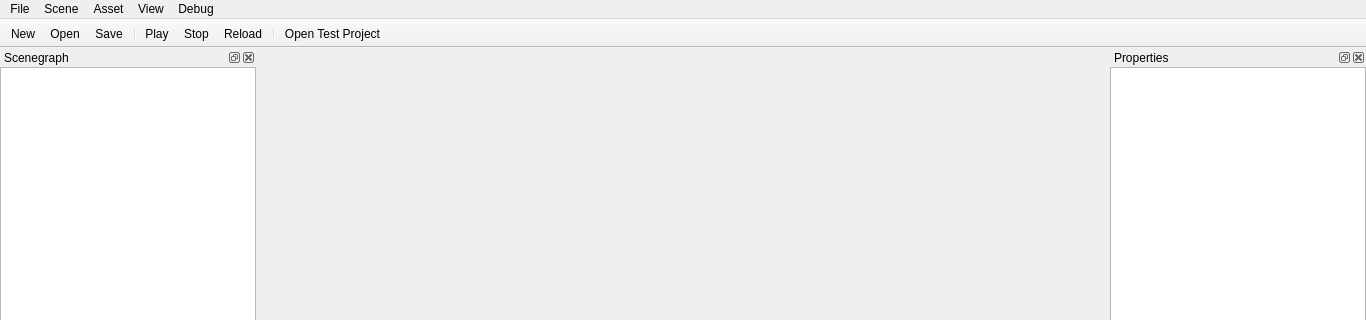
Qt form DreamToolQt/View/MainWindow.ui (BashEdThomps/dream-engine) before a commit; both pictures show x 0 to 1366 and y 0 to 320 of the 1366 by 768 pixel window.
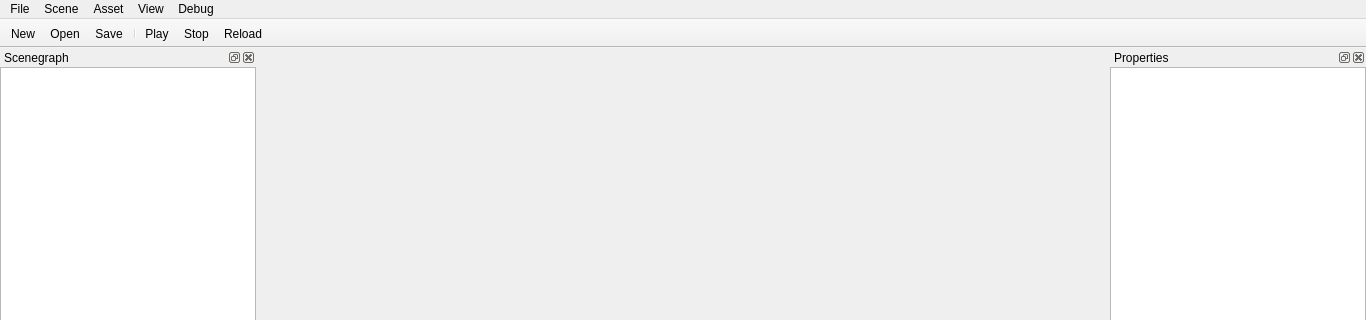
The same form after that commit. Icons and pictures are not drawn.

Patch:
```diff
--- a/DreamToolQt/View/MainWindow.ui
+++ b/DreamToolQt/View/MainWindow.ui
@@ -416,8 +416,6 @@
    <addaction name="actionPlay"/>
    <addaction name="actionStop"/>
    <addaction name="actionReload"/>
-   <addaction name="separator"/>
-   <addaction name="actionOpen_Test_Project"/>
   </widget>
   <action name="actionNew">
    <property name="checkable">
```
Left out of the diff: 17 changed lines with no effect on the pictures.
